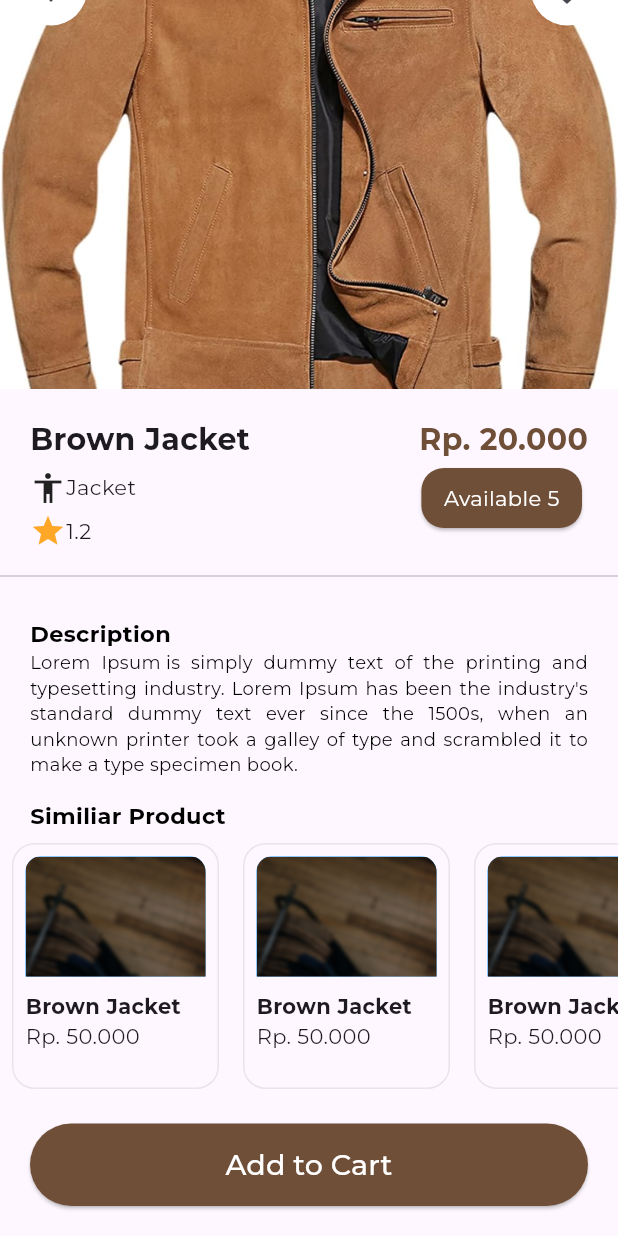
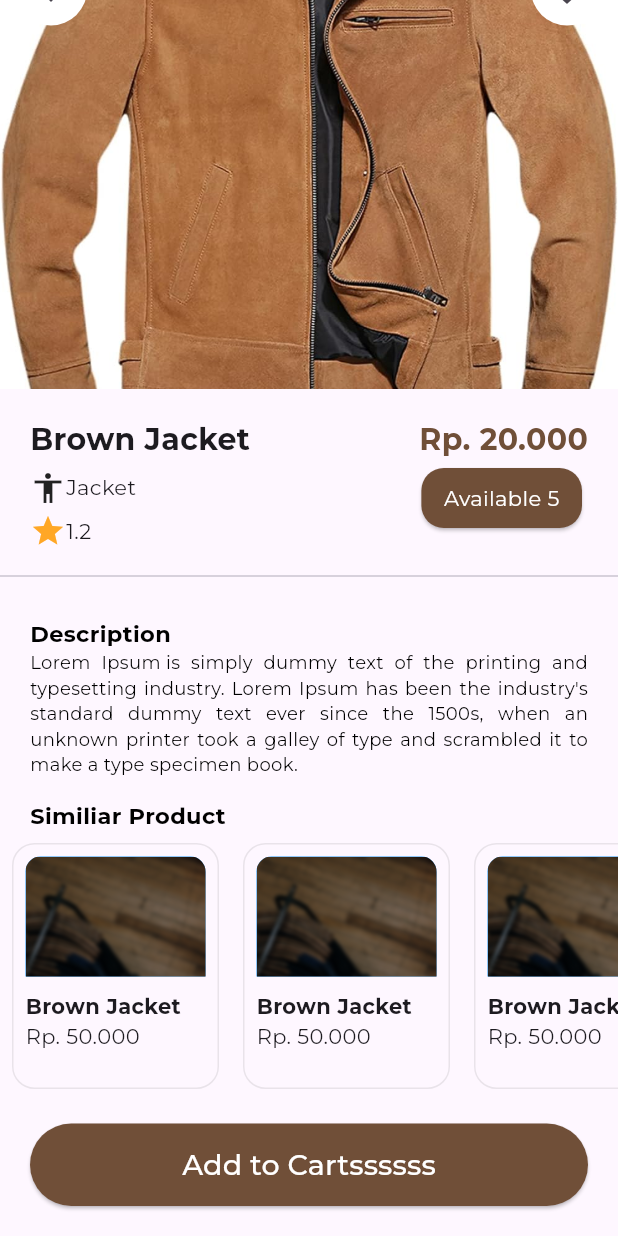
Before and after one commit to Daffaaditya2807/online-store-app-grup3, a Flutter app: the DetailProduct screen opened directly, scrolled down 91 dp, on a phone screen of 412 x 824 dp. Run offline on Flutter 3.47's test engine with Material 3 defaults, Android fonts, the phone set to English and light mode, and no system bars; our stand-ins replace buttons_tabbar, carousel_slider, dotted_line, google_fonts, persistent_bottom_nav_bar.

Commit message:
tes doang latian

```diff
--- a/lib/page/detail_product.dart
+++ b/lib/page/detail_product.dart
@@ -181,7 +181,7 @@ class _DetailProductState extends State<DetailProduct> {
             Padding(
                 padding: const EdgeInsets.symmetric(horizontal: 20.0),
                 child: button(
-                    nameButton: "Add to Cart",
+                    nameButton: "Add to Cartssssss",
                     textColorButton: Colors.white,
                     onPress: () {
                       _showAlertDialog(context);
```
